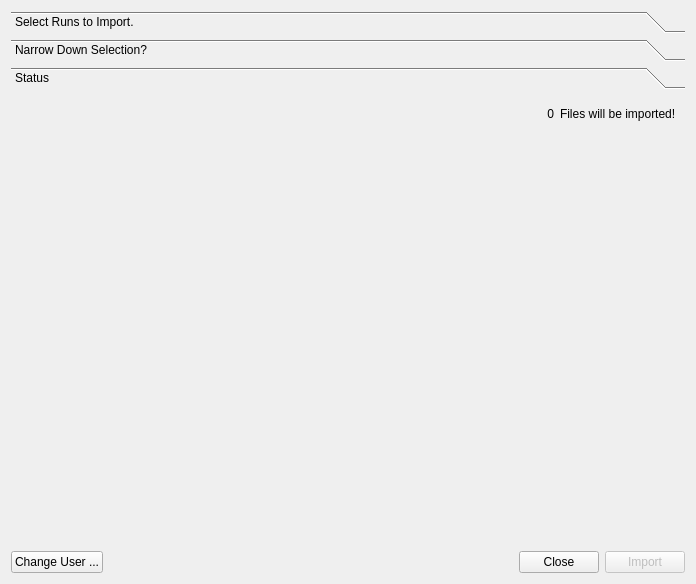
The window that designer/ui_import_from_database_new.ui (neutrons/addie) describes before a commit, drawn with Qt 5.
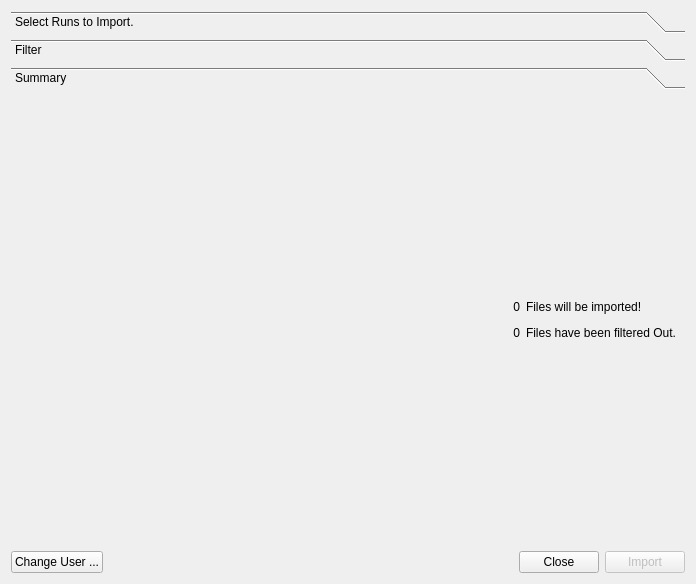
The same window after the commit. The open tabs and pages were chosen to show the change.

Commit message: General import works with new ui

What changed in the file:
```diff
--- a/designer/ui_import_from_database_new.ui
+++ b/designer/ui_import_from_database_new.ui
@@ -218,7 +218,7 @@
        </rect>
       </property>
       <attribute name="label">
-       <string>Narrow Down Selection?</string>
+       <string>Filter</string>
       </attribute>
       <layout class="QVBoxLayout" name="verticalLayout_2">
        <item>
@@ -412,12 +412,25 @@
      </widget>
      <widget class="QWidget" name="page_3">
       <attribute name="label">
-       <string>Status</string>
+       <string>Summary</string>
       </attribute>
       <layout class="QVBoxLayout" name="verticalLayout_4">
        <item>
-        <layout class="QHBoxLayout" name="horizontalLayout_5">
-         <item>
+        <spacer name="verticalSpacer_4">
+         <property name="orientation">
+          <enum>Qt::Vertical</enum>
+         </property>
+         <property name="sizeHint" stdset="0">
+          <size>
+           <width>20</width>
+           <height>40</height>
+          </size>
+         </property>
+        </spacer>
+       </item>
+       <item>
+        <layout class="QGridLayout" name="gridLayout">
+         <item row="0" column="0">
           <spacer name="horizontalSpacer_6">
            <property name="orientation">
             <enum>Qt::Horizontal</enum>
@@ -430,7 +443,7 @@
            </property>
           </spacer>
          </item>
-         <item>
+         <item row="0" column="1">
           <widget class="QLabel" name="number_of_files_to_import">
            <property name="text">
             <string>0</string>
@@ -440,13 +453,43 @@
            </property>
           </widget>
          </item>
-         <item>
+         <item row="0" column="2">
           <widget class="QLabel" name="number_of_files_to_import_label">
            <property name="text">
             <string>Files will be imported!</string>
            </property>
           </widget>
          </item>
+         <item row="1" column="0">
+          <spacer name="horizontalSpacer_2">
+           <property name="orientation">
+            <enum>Qt::Horizontal</enum>
+           </property>
+           <property name="sizeHint" stdset="0">
+            <size>
+             <width>40</width>
+             <height>20</height>
+            </size>
+           </property>
+          </spacer>
+         </item>
+         <item row="1" column="1">
+          <widget class="QLabel" name="number_of_files_filtered_out">
+           <property name="text">
+            <string>0</string>
+           </property>
+           <property name="alignment">
+            <set>Qt::AlignRight|Qt::AlignTrailing|Qt::AlignVCenter</set>
+           </property>
+          </widget>
+         </item>
+         <item row="1" column="2">
+          <widget class="QLabel" name="number_of_files_filtered_out_label">
+           <property name="text">
+            <string>Files have been filtered Out.</string>
+           </property>
+          </widget>
+         </item>
         </layout>
        </item>
        <item>
@@ -457,7 +500,7 @@
          <property name="sizeHint" stdset="0">
           <size>
            <width>20</width>
-           <height>391</height>
+           <height>178</height>
           </size>
          </property>
         </spacer>
```
Left out of the diff: 92 changed lines with no effect on the pictures. The commit also changes 2 other files.
